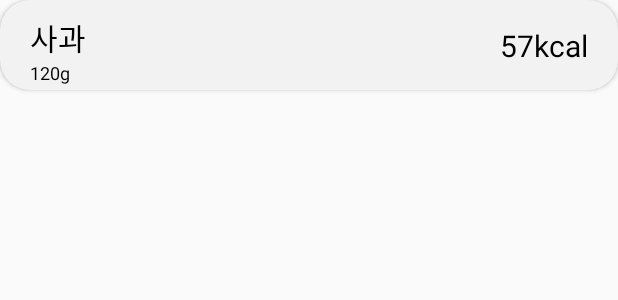
After one commit to yujinkimmn/DietRecord, an Android app: the layout food.xml on its own in the app's theme, with its tools: preview values and no code run, on a phone screen of 412 x 824 dp. The commit adds this screen. Shown: the top 300 px of the screen. Run offline under Robolectric (Android 15) with nearby library versions, the phone set to English and light mode, and no system bars.

```diff
--- a/app/src/main/java/com/example/dietrecord/Diary.kt
+++ /dev/null
@@ -1,3 +0,0 @@
-package com.example.dietrecord
-
-class Diary(val dtext: String)
--- /dev/null
+++ b/app/src/main/java/com/example/dietrecord/diary/Diary.kt
@@ -0,0 +1,3 @@
+package com.example.dietrecord.diary
+
+class Diary(val dtext: String)
--- a/app/src/main/java/com/example/dietrecord/DiaryAdapter.kt
+++ b/app/src/main/java/com/example/dietrecord/diary/DiaryAdapter.kt
@@ -1,10 +1,11 @@
-package com.example.dietrecord
+package com.example.dietrecord.diary
 
 import android.view.LayoutInflater
 import android.view.View
 import android.view.ViewGroup
 import android.widget.TextView
 import androidx.recyclerview.widget.RecyclerView
+import com.example.dietrecord.R
 
 class DiaryAdapter(val diaryList: ArrayList<Diary>) : RecyclerView.Adapter<DiaryAdapter.CustomViewHolder>(){
 
--- a/app/src/main/java/com/example/dietrecord/frag_diary.kt
+++ b/app/src/main/java/com/example/dietrecord/menu/frag_diary.kt
@@ -1,4 +1,4 @@
-package com.example.dietrecord
+package com.example.dietrecord.menu
 
 import android.os.Bundle
 import android.view.LayoutInflater
@@ -7,6 +7,7 @@ import android.view.ViewGroup
 import android.widget.Button
 import android.widget.CalendarView
 import androidx.fragment.app.Fragment
+import com.example.dietrecord.R
 
 class frag_diary: Fragment() {
     override fun onCreateView(inflater: LayoutInflater, container: ViewGroup?, savedInstanceState: Bundle?): View? {
--- a/app/src/main/java/com/example/dietrecord/frag_profile.kt
+++ b/app/src/main/java/com/example/dietrecord/menu/frag_profile.kt
@@ -1,10 +1,11 @@
-package com.example.dietrecord
+package com.example.dietrecord.menu
 
 import android.os.Bundle
 import android.view.LayoutInflater
 import android.view.View
 import android.view.ViewGroup
 import androidx.fragment.app.Fragment
+import com.example.dietrecord.R
 
 class frag_profile: Fragment() {
     override fun onCreateView(inflater: LayoutInflater, container: ViewGroup?, savedInstanceState: Bundle?): View? {
--- /dev/null
+++ b/app/src/main/res/layout/food.xml
@@ -0,0 +1,59 @@
+<?xml version="1.0" encoding="utf-8"?>
+<androidx.constraintlayout.widget.ConstraintLayout xmlns:android="http://schemas.android.com/apk/res/android"
+    xmlns:tools="http://schemas.android.com/tools"
+    android:layout_width="match_parent"
+    android:layout_height="match_parent"
+    xmlns:app="http://schemas.android.com/apk/res-auto">
+
+    <androidx.cardview.widget.CardView
+        android:layout_width="match_parent"
+        android:layout_height="60dp"
+        tools:ignore="MissingConstraints"
+        app:cardCornerRadius="20dp"
+        app:cardBackgroundColor="#F2F2F2">
+
+        <androidx.constraintlayout.widget.ConstraintLayout
+            android:layout_width="match_parent"
+            android:layout_height="match_parent">
+
+            <TextView
+                android:id="@+id/tv_food_name"
+                android:layout_width="wrap_content"
+                android:layout_height="wrap_content"
+                android:text="사과"
+                android:textSize="20sp"
+                android:textColor="@color/black"
+                app:layout_constraintLeft_toLeftOf="parent"
+                app:layout_constraintTop_toTopOf="parent"
+                android:layout_marginLeft="20dp"
+                android:layout_marginTop="10dp" />
+
+            <TextView
+                android:id="@+id/tv_food_gram"
+                android:layout_width="wrap_content"
+                android:layout_height="wrap_content"
+                android:text="120g"
+                android:textColor="@color/black"
+                android:textSize="12sp"
+                app:layout_constraintTop_toBottomOf="@id/tv_food_name"
+                app:layout_constraintLeft_toLeftOf="parent"
+                android:layout_marginTop="0dp"
+                android:layout_marginLeft="20dp"/>
+
+            <TextView
+                android:id="@+id/tv_frag_food_calorie"
+                android:layout_width="wrap_content"
+                android:layout_height="wrap_content"
+                android:layout_marginRight="20dp"
+                android:text="57kcal"
+                android:textColor="@color/black"
+                android:textSize="20sp"
+                app:layout_constraintBottom_toBottomOf="parent"
+                app:layout_constraintEnd_toEndOf="parent"
+                app:layout_constraintTop_toTopOf="parent" />
+
+
+        </androidx.constraintlayout.widget.ConstraintLayout>
+    </androidx.cardview.widget.CardView>
+
+</androidx.constraintlayout.widget.ConstraintLayout>
--- a/app/src/main/res/layout/food_rcview.xml
+++ /dev/null
@@ -1,6 +0,0 @@
-<?xml version="1.0" encoding="utf-8"?>
-<androidx.constraintlayout.widget.ConstraintLayout xmlns:android="http://schemas.android.com/apk/res/android"
-    android:layout_width="match_parent"
-    android:layout_height="match_parent">
-
-</androidx.constraintlayout.widget.ConstraintLayout>
```
Also changed, not shown: app/src/main/java/com/example/dietrecord/MainActivity.kt (+3 -5 lines), app/src/main/java/com/example/dietrecord/food/Food.kt (added, +12 -0 lines), app/src/main/java/com/example/dietrecord/food/frag_search.kt (added, +112 -0 lines), app/src/main/java/com/example/dietrecord/frag_search.kt (deleted, +0 -41 lines), app/src/main/java/com/example/dietrecord/menu/frag_home.kt (renamed from app/src/main/java/com/example/dietrecord/frag_home.kt, +10 -4 lines), app/src/main/res/layout/home.xml (+11 -11 lines), app/src/main/res/layout/search.xml (+23 -7 lines).
